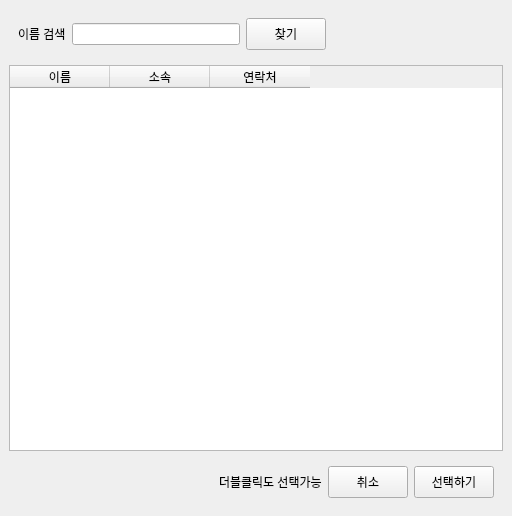
EON-DC/mini_emr, file Client/ui/ui_employee_finder.ui: the form before one commit.
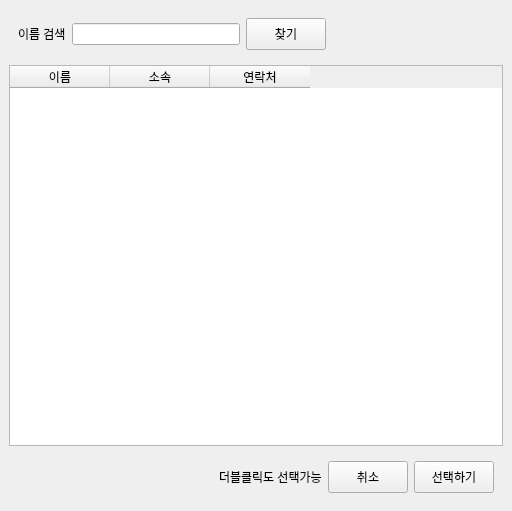
The form after the commit.

Patch:
```diff
--- a/Client/ui/ui_employee_finder.ui
+++ b/Client/ui/ui_employee_finder.ui
@@ -7,7 +7,7 @@
     <x>0</x>
     <y>0</y>
     <width>512</width>
-    <height>516</height>
+    <height>511</height>
    </rect>
   </property>
   <property name="sizePolicy">
```
Left out of the diff: 2 changed lines with no effect on the pictures.
